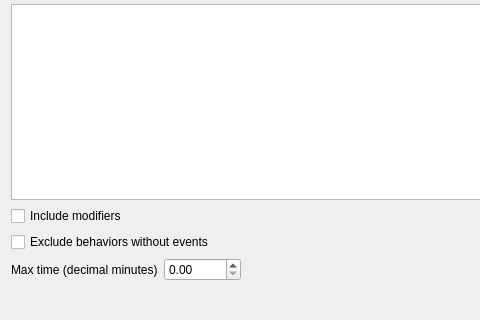
This is param_panel.ui in olivierfriard/BORIS as Qt 5 draws it before an edit; both pictures show x 0 to 480 and y 306 to 626 of the 670 by 626 pixel window. The edited form follows.
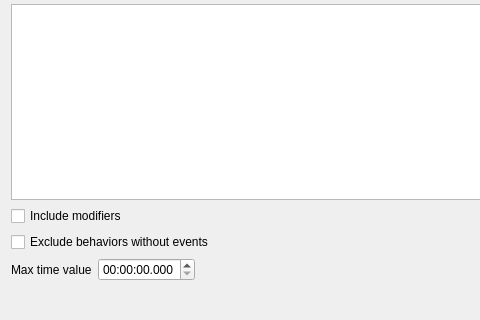
This is the edited form.

Diff of the .ui file:
```diff
--- a/param_panel.ui
+++ b/param_panel.ui
@@ -13,8 +13,6 @@
   <property name="windowTitle">
    <string>Parameters</string>
   </property>
-  <layout class="QVBoxLayout" name="verticalLayout_2">
-   <item>
     <layout class="QVBoxLayout" name="verticalLayout">
      <item>
       <widget class="QLabel" name="lbSubjects">
@@ -105,14 +103,14 @@
        <item>
         <widget class="QLabel" name="lbMaxTime">
          <property name="text">
-          <string>Max time (decimal minutes)</string>
+        <string>Max time value</string>
          </property>
         </widget>
        </item>
        <item>
-        <widget class="QDoubleSpinBox" name="sbMaxTime">
-         <property name="maximum">
-          <double>10000.000000000000000</double>
+      <widget class="QTimeEdit" name="teMaxTime">
+       <property name="displayFormat">
+        <string>hh:mm:ss.zzz</string>
          </property>
         </widget>
        </item>
@@ -159,8 +157,6 @@
           <string>OK</string>
          </property>
         </widget>
-       </item>
-      </layout>
      </item>
     </layout>
    </item>
```
Lines whose indentation alone changed are shown as unchanged.
